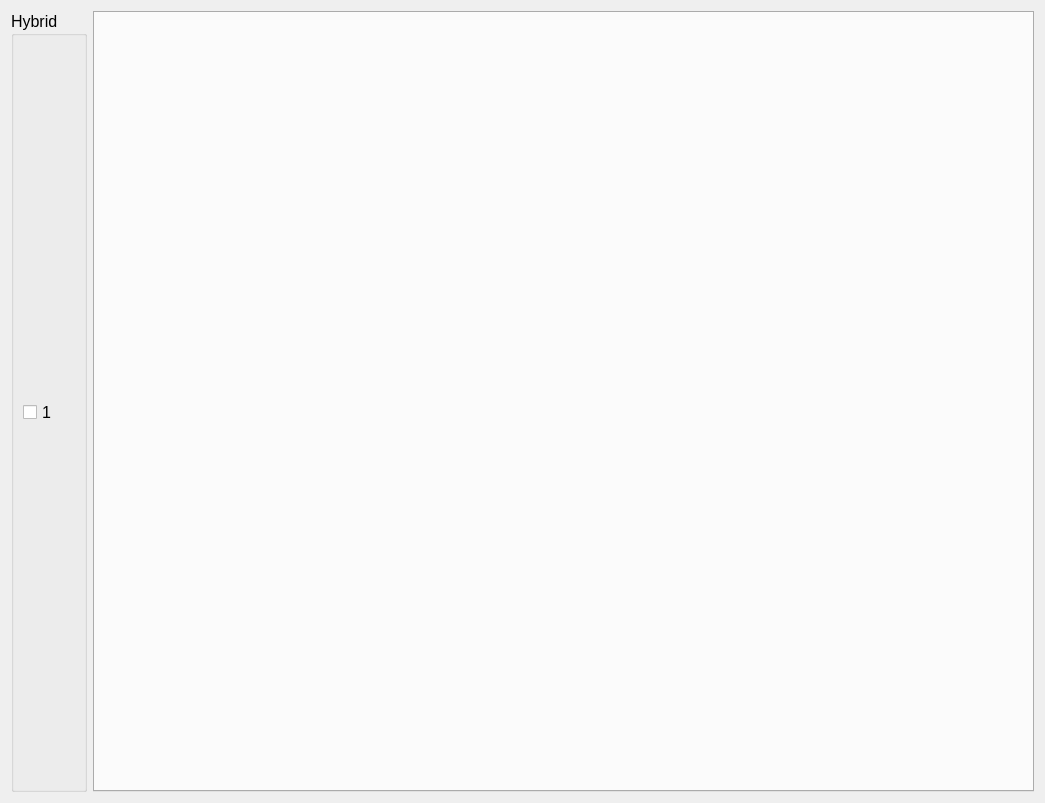
This is src/hdmi_window.ui in YanzhaoW/vmmsc as Qt 5 draws it before an edit. The edited form follows.
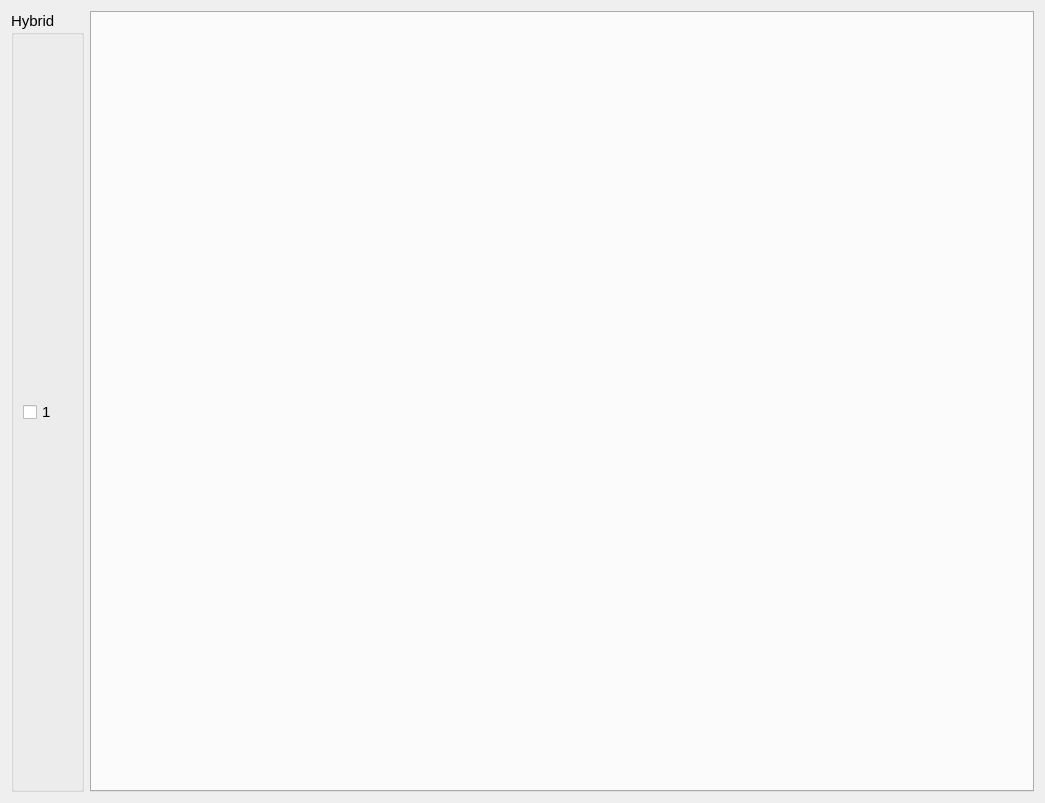
This is the edited form.

Commit message: made GUI more pretty

Diff of the .ui file:
```diff
--- a/src/hdmi_window.ui
+++ b/src/hdmi_window.ui
@@ -16,6 +16,12 @@
   <layout class="QGridLayout" name="gridLayout">
    <item row="0" column="1">
     <widget class="QTabWidget" name="tabWidget">
+     <property name="font">
+      <font>
+       <family>Arial</family>
+       <pointsize>11</pointsize>
+      </font>
+     </property>
      <property name="currentIndex">
       <number>-1</number>
      </property>
@@ -26,7 +32,7 @@
      <property name="font">
       <font>
        <family>Arial</family>
-       <pointsize>12</pointsize>
+       <pointsize>11</pointsize>
       </font>
      </property>
      <property name="title">
```
The commit also changes 6 other files.
